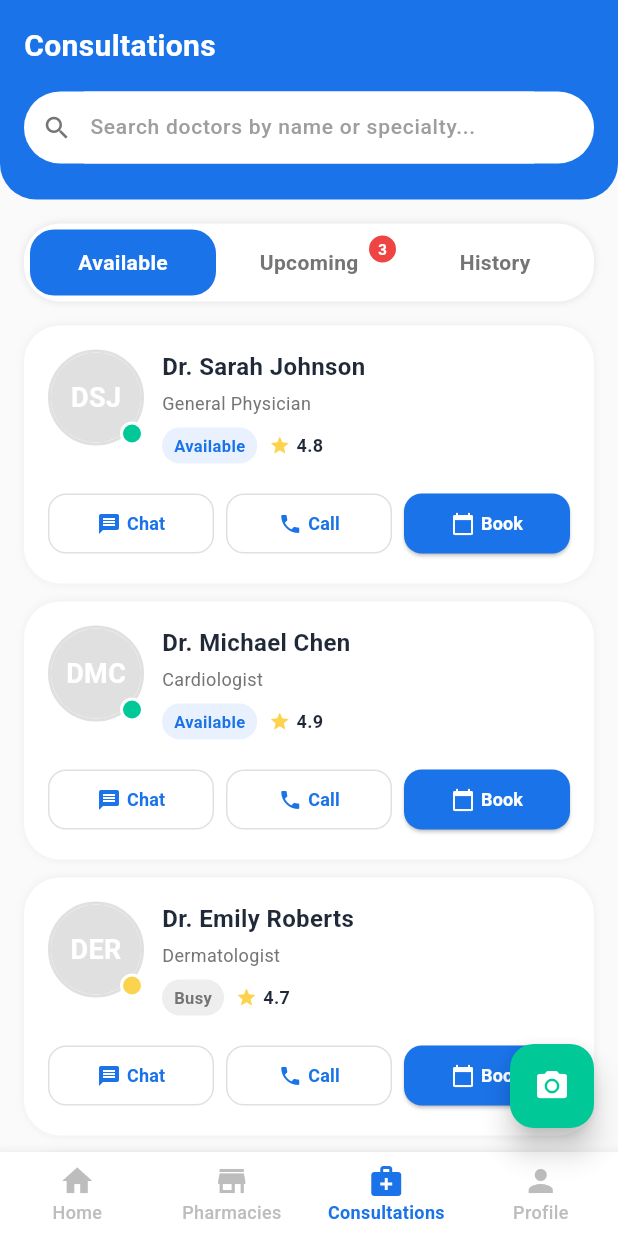
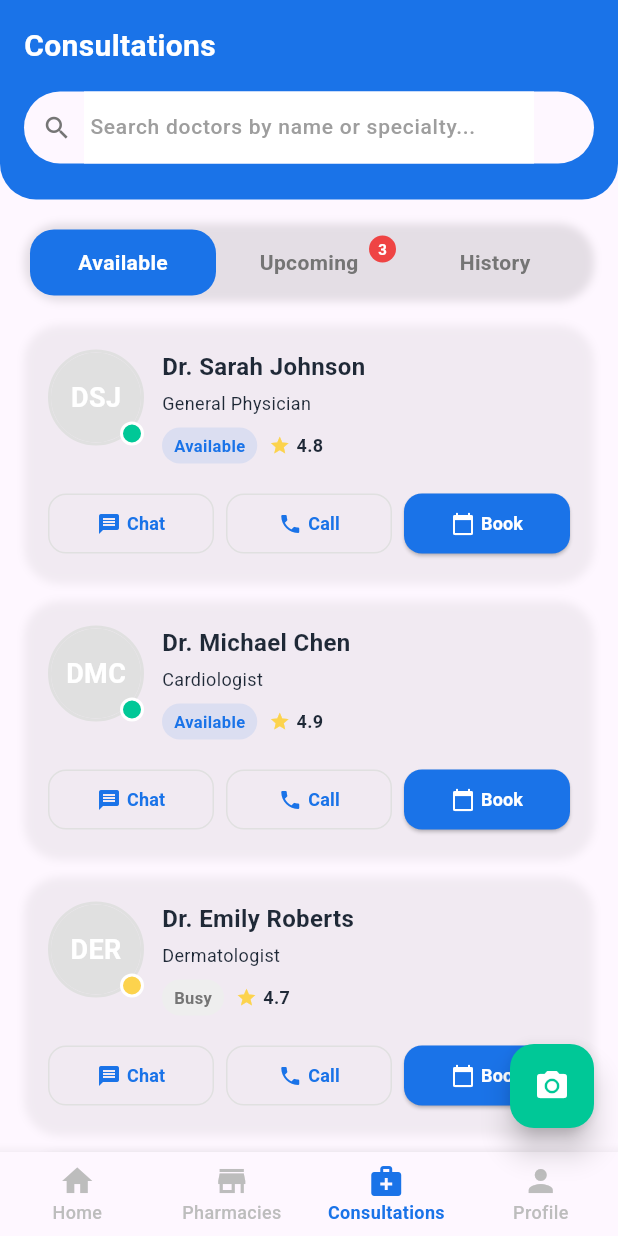
Before and after one commit to eng-abdallahyasser/pharma-connect, a Flutter app: the screen it shows after launch, item 3 of the bottom bar chosen, on a phone screen of 412 x 824 dp. Run offline on Flutter 3.47's test engine with Material 3 defaults, Android fonts, the phone set to English and light mode, and no system bars; our stand-ins replace cached_network_image, dio, font_awesome_flutter, get, get_storage; accounts and stored records are empty; network calls fail.

Commit message:
feat(theme): enhance dark mode support and update UI components for consistency

```diff
--- a/lib/app/core/network/api_exceptions.dart
+++ b/lib/app/core/network/api_exceptions.dart
@@ -3,8 +3,9 @@ import 'package:dio/dio.dart';
 class ApiException implements Exception {
   final String message;
   final int? statusCode;
+  final Response? response;
 
-  ApiException({required this.message, this.statusCode});
+  ApiException({required this.message, this.statusCode, this.response});
 
   factory ApiException.fromDioError(DioException error) {
     switch (error.type) {
@@ -30,19 +31,21 @@ class ApiException implements Exception {
   static ApiException _handleBadResponse(Response response) {
     switch (response.statusCode) {
       case 400:
-        return ApiException(message: 'Bad request', statusCode: 400);
+        return ApiException(message: 'Bad request', statusCode: 400, response: response);
       case 401:
-        return ApiException(message: 'Unauthorized', statusCode: 401);
+        return ApiException(message: 'Unauthorized', statusCode: 401, response: response);
       case 403:
-        return ApiException(message: 'Forbidden', statusCode: 403);
+        return ApiException(message: 'Forbidden', statusCode: 403, response: response);
       case 404:
-        return ApiException(message: 'Not found', statusCode: 404);
+        return ApiException(message: 'Not found', statusCode: 404, response: response);
       case 500:
-        return ApiException(message: 'Server error', statusCode: 500);
+
+        return ApiException(message: 'Server error', statusCode: 500, response: response);
       default:
         return ApiException(
           message: 'Error occurred with status code: ${response.statusCode}',
           statusCode: response.statusCode,
+          response: response,
         );
     }
   }
--- a/lib/app/modules/consultations/views/consultations_view.dart
+++ b/lib/app/modules/consultations/views/consultations_view.dart
@@ -12,7 +12,7 @@ class ConsultationsView extends GetView<ConsultationsController> {
   @override
   Widget build(BuildContext context) {
     return Scaffold(
-      backgroundColor: const Color(0xFFFAFAFA),
+      backgroundColor: Theme.of(context).colorScheme.surface,
       body: SingleChildScrollView(
         child: Column(
           children: [
@@ -46,7 +46,7 @@ class ConsultationsView extends GetView<ConsultationsController> {
                   // Search bar
                   Container(
                     decoration: BoxDecoration(
-                      color: Colors.white,
+                      color:Theme.of(context).colorScheme.surface,
                       borderRadius: BorderRadius.circular(24),
                     ),
                     padding: const EdgeInsets.symmetric(horizontal: 12),
--- a/lib/app/modules/consultations/widgets/consultation_card.dart
+++ b/lib/app/modules/consultations/widgets/consultation_card.dart
@@ -11,13 +11,13 @@ class ConsultationCard extends StatelessWidget {
   final VoidCallback? onCancel;
 
   const ConsultationCard({
-    Key? key,
+    super.key,
     required this.consultation,
     this.isPast = false,
     this.onActionPressed,
     this.onReschedule,
     this.onCancel,
-  }) : super(key: key);
+  });
 
   // Get status badge color
   Color _getStatusColor() {
@@ -58,7 +58,7 @@ class ConsultationCard extends StatelessWidget {
         borderRadius: BorderRadius.circular(24),
         boxShadow: [
           BoxShadow(
-            color: Colors.black.withOpacity(0.05),
+            color: Colors.black.withAlpha(13),
             blurRadius: 4,
             spreadRadius: 0,
           ),
@@ -137,7 +137,7 @@ class ConsultationCard extends StatelessWidget {
                     vertical: 4,
                   ),
                   decoration: BoxDecoration(
-                    color: _getStatusColor().withOpacity(0.1),
+                    color: _getStatusColor().withAlpha(26),
                     borderRadius: BorderRadius.circular(12),
                   ),
                   child: Text(
--- a/lib/app/modules/consultations/widgets/consultation_tabs.dart
+++ b/lib/app/modules/consultations/widgets/consultation_tabs.dart
@@ -19,7 +19,7 @@ class ConsultationTabs extends StatelessWidget {
     return Container(
       // White background with shadow
       decoration: BoxDecoration(
-        color: Colors.white,
+
         borderRadius: BorderRadius.circular(24),
         boxShadow: [
           BoxShadow(
--- a/lib/app/modules/consultations/widgets/doctor_card.dart
+++ b/lib/app/modules/consultations/widgets/doctor_card.dart
@@ -9,12 +9,12 @@ class DoctorCard extends StatelessWidget {
   final VoidCallback? onBook;
 
   const DoctorCard({
-    Key? key,
+    super.key,
     required this.doctor,
     this.onChat,
     this.onCall,
     this.onBook,
-  }) : super(key: key);
+  });
 
   // Get status color based on doctor's availability
   Color _getStatusColor() {
@@ -49,11 +49,10 @@ class DoctorCard extends StatelessWidget {
     return Container(
       // White card with rounded corners and shadow
       decoration: BoxDecoration(
-        color: Colors.white,
         borderRadius: BorderRadius.circular(24),
         boxShadow: [
           BoxShadow(
-            color: Colors.black.withOpacity(0.05),
+            color: Colors.black.withAlpha(13),
             blurRadius: 4,
             spreadRadius: 0,
           ),
@@ -138,7 +137,7 @@ class DoctorCard extends StatelessWidget {
                       style: const TextStyle(
                         fontSize: 16,
                         fontWeight: FontWeight.w600,
-                        color: Color(0xFF1F2937),
+
                       ),
                     ),
                     const SizedBox(height: 4),
@@ -148,7 +147,7 @@ class DoctorCard extends StatelessWidget {
                       doctor.specialization,
                       style: TextStyle(
                         fontSize: 12,
-                        color: Colors.grey[600],
+
                       ),
                     ),
                     const SizedBox(height: 8),
@@ -164,7 +163,7 @@ class DoctorCard extends StatelessWidget {
                           ),
                           decoration: BoxDecoration(
                             color: doctor.isAvailable
-                                ? const Color(0xFF1A73E8).withOpacity(0.1)
+                                ? const Color(0xFF1A73E8).withAlpha(26)
                                 : Colors.grey[200],
                             borderRadius: BorderRadius.circular(12),
                           ),
@@ -195,7 +194,7 @@ class DoctorCard extends StatelessWidget {
                               style: const TextStyle(
                                 fontSize: 12,
                                 fontWeight: FontWeight.w600,
-                                color: Color(0xFF1F2937),
+
                               ),
                             ),
                           ],
--- a/lib/app/modules/home/views/home_view.dart
+++ b/lib/app/modules/home/views/home_view.dart
@@ -13,7 +13,6 @@ class HomeView extends GetView<HomeController> {
   @override
   Widget build(BuildContext context) {
     return Scaffold(
-      backgroundColor: const Color(0xFFFAFAFA),
       body: SingleChildScrollView(
         child: Column(
           children: [
@@ -93,12 +92,11 @@ class HomeView extends GetView<HomeController> {
                   // Search Bar
                   Container(
                     decoration: BoxDecoration(
-                      color: Colors.white,
+                      color: Theme.of(context).colorScheme.surface,
                       borderRadius: BorderRadius.circular(24),
                     ),
                     padding: const EdgeInsets.symmetric(
                       horizontal: 16,
-                      vertical: 12,
                     ),
                     child: Row(
                       children: [
--- a/lib/app/modules/navigation/widgets/bottom_nav_bar.dart
+++ b/lib/app/modules/navigation/widgets/bottom_nav_bar.dart
@@ -12,7 +12,7 @@ class BottomNavBar extends GetView<NavigationController> {
         currentIndex: controller.currentIndex.value,
         onTap: controller.navigateToIndex,
         type: BottomNavigationBarType.fixed,
-        backgroundColor: Colors.white,
+        backgroundColor: Theme.of(context).colorScheme.surface,
         selectedItemColor: const Color(0xFF1A73E8),
         unselectedItemColor: Colors.grey[400],
         selectedLabelStyle: const TextStyle(
--- a/lib/app/modules/pharmacies/views/pharmacies_view.dart
+++ b/lib/app/modules/pharmacies/views/pharmacies_view.dart
@@ -10,7 +10,6 @@ class PharmaciesView extends GetView<PharmaciesController> {
   @override
   Widget build(BuildContext context) {
     return Scaffold(
-      backgroundColor: const Color(0xFFFAFAFA),
       body: SingleChildScrollView(
         child: Column(
           children: [
@@ -43,12 +42,11 @@ class PharmaciesView extends GetView<PharmaciesController> {
                   // Search Bar
                   Container(
                     decoration: BoxDecoration(
-                      color: Colors.white,
+                      color: Theme.of(context).colorScheme.surface,
                       borderRadius: BorderRadius.circular(24),
                     ),
                     padding: const EdgeInsets.symmetric(
                       horizontal: 16,
-                      vertical: 12,
                     ),
                     child: Row(
                       children: [
@@ -76,6 +74,7 @@ class PharmaciesView extends GetView<PharmaciesController> {
                             ),
                           ),
                         ),
+                        const SizedBox(width: 12),
                       ],
                     ),
                   ),
@@ -211,7 +210,7 @@ class PharmaciesView extends GetView<PharmaciesController> {
                               ),
                               decoration: BoxDecoration(
                                 color: filter.isActive
-                                    ? const Color(0xFF1A73E8).withOpacity(0.1)
+                                    ? const Color(0xFF1A73E8).withAlpha(26)
                                     : Colors.grey[200],
                                 borderRadius: BorderRadius.circular(20),
                                 border: Border.all(
@@ -303,7 +302,7 @@ class PharmaciesView extends GetView<PharmaciesController> {
         borderRadius: BorderRadius.circular(16),
         boxShadow: [
           BoxShadow(
-            color: Colors.black.withOpacity(0.1),
+            color: Colors.black.withAlpha(26),
             blurRadius: 8,
             spreadRadius: 2,
           ),
--- a/lib/app/modules/profile/views/profile_view.dart
+++ b/lib/app/modules/profile/views/profile_view.dart
@@ -15,7 +15,6 @@ class ProfileView extends GetView<ProfileController> {
   @override
   Widget build(BuildContext context) {
     return Scaffold(
-      backgroundColor: const Color(0xFFFAFAFA),
       body: SingleChildScrollView(
         child: Column(
           children: [
@@ -53,7 +52,7 @@ class ProfileView extends GetView<ProfileController> {
                       borderRadius: BorderRadius.circular(16),
                       boxShadow: [
                         BoxShadow(
-                          color: Colors.black.withOpacity(0.05),
+                          color: Colors.black.withAlpha(13),
                           blurRadius: 4,
                           spreadRadius: 0,
                         ),
@@ -92,7 +91,7 @@ class ProfileView extends GetView<ProfileController> {
                       borderRadius: BorderRadius.circular(16),
                       boxShadow: [
                         BoxShadow(
-                          color: Colors.black.withOpacity(0.05),
+                          color: Colors.black.withAlpha(13),
                           blurRadius: 4,
                           spreadRadius: 0,
                         ),
@@ -176,7 +175,7 @@ class ProfileView extends GetView<ProfileController> {
                   // Backdrop
                   GestureDetector(
                     onTap: controller.toggleMedicalProfile,
-                    child: Container(color: Colors.black.withOpacity(0.5)),
+                    child: Container(color: Colors.black.withAlpha(13)),
                   ),
                   // Modal
                   Center(
--- a/lib/app/theme/app_theme.dart
+++ b/lib/app/theme/app_theme.dart
@@ -2,9 +2,11 @@ import 'package:flutter/material.dart';
 
 class AppTheme {
   static const Color primaryColor = Color(0xFF1A73E8);
+  static const Color primaryColorDark = Color(0xFF1669C1);
   static const Color secondaryColor = Color(0xFF00C897);
   static const Color accentColor = Color(0xFFFF6B6B);
   static const Color backgroundColor = Color(0xFFFAFAFA);
+  static const Color backgroundColorDark = Color(0xFF121212);
   static const Color cardColor = Color(0xFFFFFFFF);
   static const Color textColor = Color(0xFF1F2937);
   static const Color mutedTextColor = Color(0xFF6B7280);
@@ -21,11 +23,11 @@ class AppTheme {
         foregroundColor: Colors.white,
         elevation: 0,
       ),
-      // cardTheme: CardTheme(
-      //   color: cardColor,
-      //   elevation: 0,
-      //   shape: RoundedRectangleBorder(borderRadius: BorderRadius.circular(16)),
-      // ),
+      cardTheme: CardThemeData(
+        color: cardColor,
+        elevation: 0,
+        shape: RoundedRectangleBorder(borderRadius: BorderRadius.circular(16)),
+      ),
       inputDecorationTheme: InputDecorationTheme(
         filled: true,
         fillColor: Colors.white,
@@ -110,18 +112,106 @@ class AppTheme {
     return ThemeData(
       useMaterial3: true,
       brightness: Brightness.dark,
-      primaryColor: primaryColor,
-      scaffoldBackgroundColor: const Color(0xFF1F2937),
-      appBarTheme: const AppBarTheme(
-        backgroundColor: primaryColor,
-        foregroundColor: Colors.white,
+      primaryColor:
+          primaryColorDark, // Use a darker variant of your primary color
+      scaffoldBackgroundColor: backgroundColorDark, // Dark background color
+      appBarTheme: AppBarTheme(
+        backgroundColor: Colors.grey[900], // Dark app bar background
+        foregroundColor:
+            Colors.white, // Keep white for contrast on dark background
         elevation: 0,
       ),
-      // cardTheme: CardTheme(
-      //   color: const Color(0xFF2D3748),
-      //   elevation: 0,
-      //   shape: RoundedRectangleBorder(borderRadius: BorderRadius.circular(16)),
-      // ),
+      cardTheme: CardThemeData(
+        color: Colors.grey[900], // Dark card background
+        elevation: 0,
+        shape: RoundedRectangleBorder(borderRadius: BorderRadius.circular(16)),
+      ),
+      inputDecorationTheme: InputDecorationTheme(
+        filled: true,
+        fillColor: backgroundColorDark, // Dark fill for inputs
+        border: OutlineInputBorder(
+          borderRadius: BorderRadius.circular(16),
+          borderSide: BorderSide(color: Colors.grey.shade400), // Darker border
+        ),
+        enabledBorder: OutlineInputBorder(
+          borderRadius: BorderRadius.circular(16),
+          borderSide: BorderSide(color: Colors.grey.shade400), // Darker border
+        ),
+        focusedBorder: OutlineInputBorder(
+          borderRadius: BorderRadius.circular(16),
+          borderSide: BorderSide(
+            color: primaryColorDark,
+            width: 2,
+          ), // Dark primary
+        ),
+        contentPadding: const EdgeInsets.symmetric(
+          horizontal: 16,
+          vertical: 12,
+        ),
+      ),
+      elevatedButtonTheme: ElevatedButtonThemeData(
+        style: ElevatedButton.styleFrom(
+          backgroundColor: primaryColorDark, // Dark primary color
+          foregroundColor: Colors.white, // Keep white text
+          padding: const EdgeInsets.symmetric(horizontal: 24, vertical: 12),
+          shape: RoundedRectangleBorder(
+            borderRadius: BorderRadius.circular(12),
+          ),
+        ),
+      ),
+      outlinedButtonTheme: OutlinedButtonThemeData(
+        style: OutlinedButton.styleFrom(
+          foregroundColor: primaryColorDark, // Dark primary color
+          side: BorderSide(color: Colors.grey.shade400), // Darker border
+          padding: const EdgeInsets.symmetric(horizontal: 24, vertical: 12),
+          shape: RoundedRectangleBorder(
+            borderRadius: BorderRadius.circular(12),
+          ),
+        ),
+      ),
+      textTheme: TextTheme(
+        displayLarge: const TextStyle(
+          fontSize: 32,
+          fontWeight: FontWeight.bold,
+          color:
+              Colors.white, // White for better readability on dark background
+        ),
+        displayMedium: const TextStyle(
+          fontSize: 28,
+          fontWeight: FontWeight.bold,
+          color:
+              Colors.white, // White for better readability on dark background
+        ),
+        headlineSmall: const TextStyle(
+          fontSize: 20,
+          fontWeight: FontWeight.w600,
+          color:
+              Colors.white, // White for better readability on dark background
+        ),
+        titleLarge: const TextStyle(
+          fontSize: 18,
+          fontWeight: FontWeight.w600,
+          color:
+              Colors.white, // White for better readability on dark background
+        ),
+        bodyLarge: const TextStyle(
+          fontSize: 16,
+          fontWeight: FontWeight.w500,
+          color:
+              Colors.white, // White for better readability on dark background
+        ),
+        bodyMedium: const TextStyle(
+          fontSize: 14,
+          fontWeight: FontWeight.w400,
+          color:
+              Colors.white, // White for better readability on dark background
+        ),
+        labelSmall: TextStyle(
+          fontSize: 12,
+          fontWeight: FontWeight.w500,
+          color: Colors.grey[400], // Lighter muted text for dark theme
+        ),
+      ),
     );
   }
 }
```
Also changed, not shown: 1 other file.
